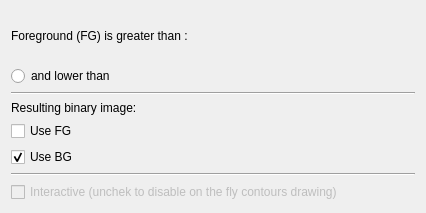
Above: vv/qt_ui/vvToolBinarize.ui from open-vv/vv before the change. Below: the same form after it.
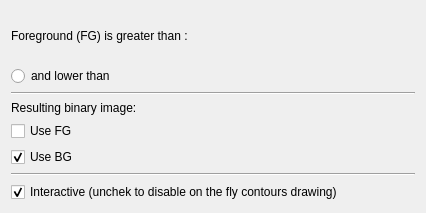
That is the form after the change. Custom widgets are drawn as their Qt base class.

```diff
--- a/vv/qt_ui/vvToolBinarize.ui
+++ b/vv/qt_ui/vvToolBinarize.ui
@@ -115,11 +115,14 @@
    <item>
     <widget class="QCheckBox" name="checkBox_2">
      <property name="enabled">
-      <bool>false</bool>
+      <bool>true</bool>
      </property>
      <property name="text">
       <string>Interactive (unchek to disable on the fly contours drawing)</string>
      </property>
+     <property name="checked">
+      <bool>true</bool>
+     </property>
     </widget>
    </item>
   </layout>
```
Left out of the diff: 2 changed lines with no effect on the pictures.
